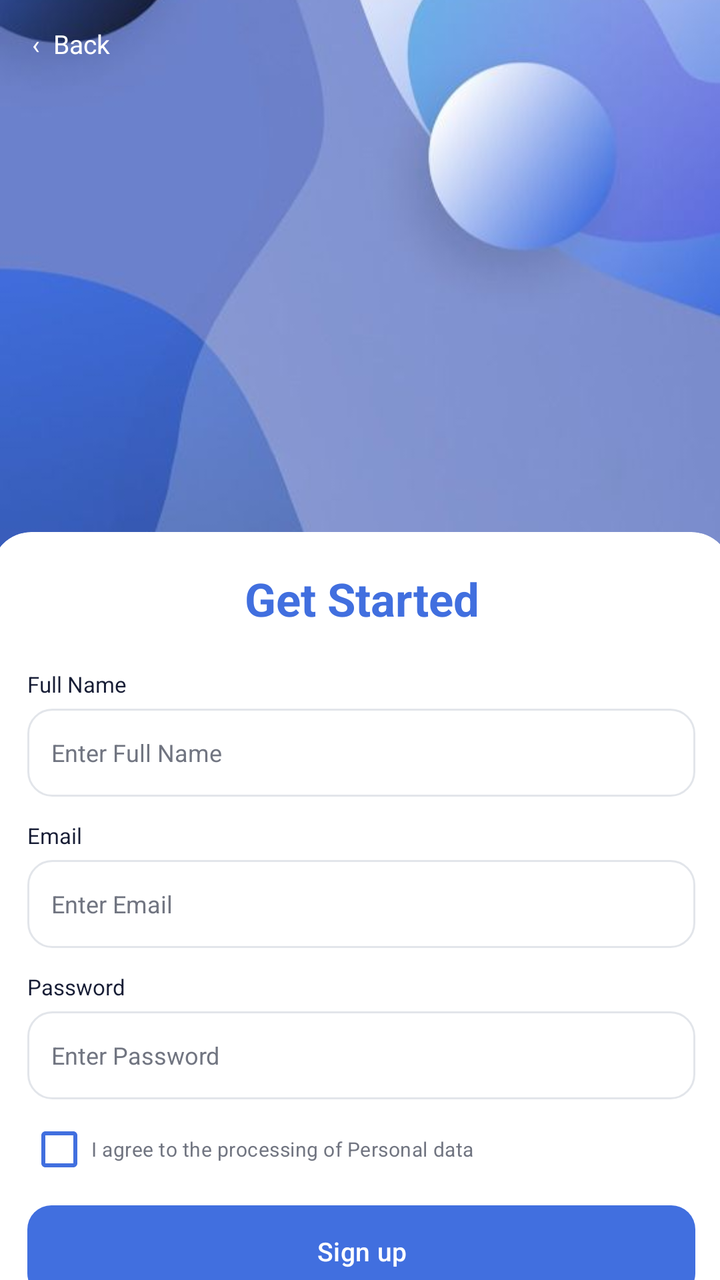
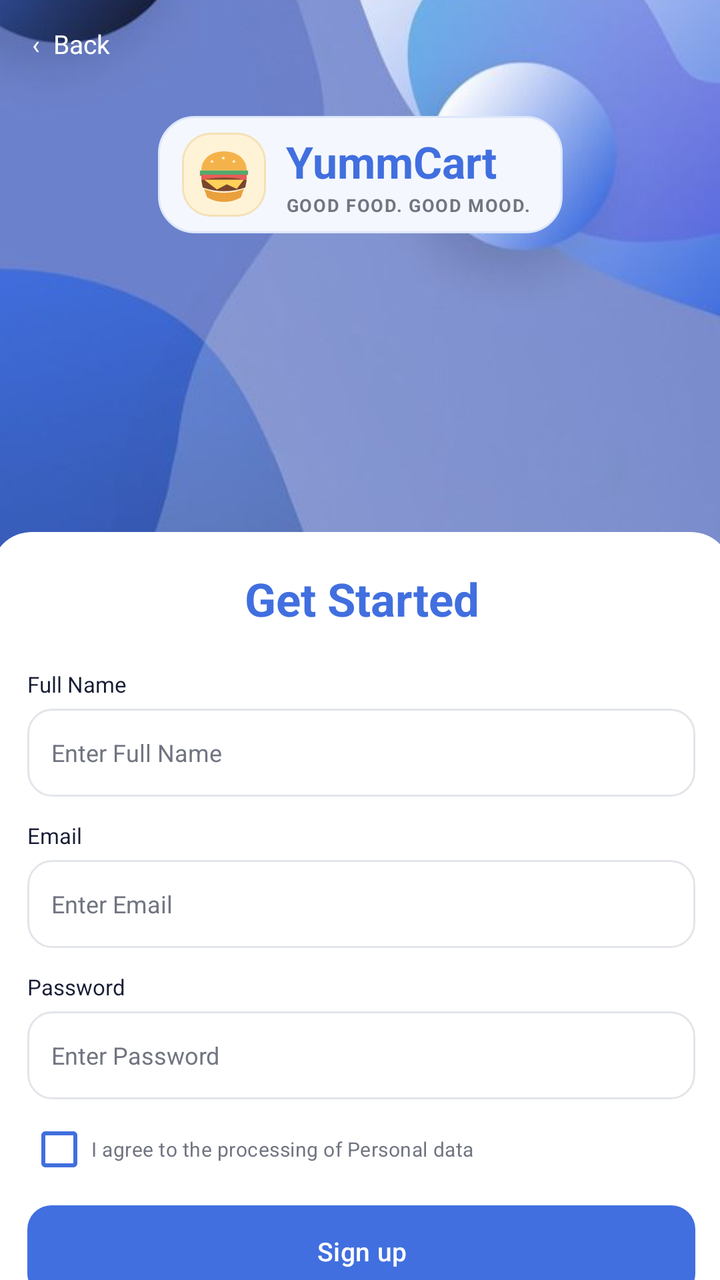

An Android layout rendered at two revisions. The XML below is the earlier revision; the diff shows what the commit changed to produce the second picture.
<!-- AndroidManifest.xml: application theme Theme.MyApplication -->
<!-- res/layout/activity_signup.xml -->
<?xml version="1.0" encoding="utf-8"?>
<RelativeLayout
    xmlns:android="http://schemas.android.com/apk/res/android"
    xmlns:app="http://schemas.android.com/apk/res-auto"
    android:layout_width="match_parent"
    android:layout_height="match_parent"
    android:background="@color/screen_background">

    <androidx.constraintlayout.widget.ConstraintLayout
        android:layout_width="match_parent"
        android:layout_height="match_parent"
        android:background="@drawable/bg_card"
        android:clipToOutline="true">

        
        <ImageView
            android:layout_width="0dp"
            android:layout_height="0dp"
            android:contentDescription="@null"
            android:scaleType="centerCrop"
            android:src="@drawable/auth_background"
            app:layout_constraintTop_toTopOf="parent"
            app:layout_constraintBottom_toBottomOf="parent"
            app:layout_constraintStart_toStartOf="parent"
            app:layout_constraintEnd_toEndOf="parent" />

        
        <TextView
            android:id="@+id/tvBack"
            android:layout_width="wrap_content"
            android:layout_height="44dp"
            android:gravity="center_vertical"
            android:paddingStart="16dp"
            android:paddingEnd="16dp"
            android:text="‹  Back"
            android:textColor="@color/white"
            android:textSize="13sp"
            app:layout_constraintTop_toTopOf="parent"
            app:layout_constraintStart_toStartOf="parent" />

        
        <ScrollView
            android:layout_width="370dp"

            android:layout_height="0dp"
            android:layout_marginTop="266dp"
            android:background="@drawable/rounded_scrollview_bg"
            android:clipToOutline="true"
            android:fillViewport="true"
            android:padding="18dp"
            android:scrollbars="none"

            app:layout_constraintEnd_toEndOf="parent"
            app:layout_constraintHeight_percent="0.74"
            app:layout_constraintHorizontal_bias="0.476"
            app:layout_constraintStart_toStartOf="parent"
            app:layout_constraintTop_toTopOf="parent">

            <LinearLayout
                android:layout_width="match_parent"
                android:layout_height="wrap_content"
                android:orientation="vertical">

                <TextView
                    android:layout_width="match_parent"
                    android:layout_height="wrap_content"
                    android:gravity="center"
                    android:text="Get Started"
                    android:textColor="@color/primary_blue"
                    android:textSize="23sp"
                    android:textStyle="bold" />

                
                <TextView
                    android:layout_width="wrap_content"
                    android:layout_height="wrap_content"
                    android:layout_marginTop="20dp"
                    android:text="Full Name"
                    android:textColor="@color/dark_text"
                    android:textSize="11sp" />

                <EditText
                    android:id="@+id/etName"
                    android:layout_width="match_parent"
                    android:layout_height="44dp"
                    android:textColorHint="@color/secondary_text"

                    android:layout_marginTop="5dp"
                    android:background="@drawable/bg_input"
                    android:hint="Enter Full Name"
                    android:inputType="textPersonName"
                    android:paddingStart="12dp"
                    android:paddingEnd="12dp"
                    android:textColor="@color/dark_text"
                    android:textSize="12sp" />

                
                <TextView
                    android:layout_width="wrap_content"
                    android:layout_height="wrap_content"
                    android:layout_marginTop="12dp"
                    android:text="Email"
                    android:textColor="@color/dark_text"
                    android:textSize="11sp" />

                <EditText
                    android:id="@+id/etEmail"
                    android:layout_width="match_parent"
                    android:layout_height="44dp"
                    android:layout_marginTop="5dp"
                    android:textColorHint="@color/secondary_text"
                    android:background="@drawable/bg_input"
                    android:hint="Enter Email"
                    android:inputType="textEmailAddress"
                    android:paddingStart="12dp"
                    android:paddingEnd="12dp"
                    android:textColor="@color/dark_text"
                    android:textSize="12sp" />

                
                <TextView
                    android:layout_width="wrap_content"
                    android:layout_height="wrap_content"
                    android:layout_marginTop="12dp"
                    android:text="Password"
                    android:textColor="@color/dark_text"
                    android:textSize="11sp" />

                <EditText
                    android:id="@+id/etPassword"
                    android:layout_width="match_parent"
                    android:layout_height="44dp"
                    android:layout_marginTop="5dp"
                    android:background="@drawable/bg_input"
                    android:textColorHint="@color/secondary_text"
                    android:hint="Enter Password"
                    android:inputType="textPassword"
                    android:paddingStart="12dp"
                    android:paddingEnd="12dp"
                    android:textColor="@color/dark_text"
                    android:textSize="12sp" />

                
                <CheckBox
                    android:id="@+id/cbAgree"
                    android:layout_width="match_parent"
                    android:layout_height="wrap_content"
                    android:layout_marginTop="7dp"
                    android:buttonTint="@color/primary_blue"
                    android:minHeight="36dp"
                    android:text="I agree to the processing of Personal data"
                    android:textColor="@color/secondary_text"
                    android:textSize="10sp" />

                
                <Button
                    android:id="@+id/btnCreateAccount"
                    android:layout_width="match_parent"
                    android:layout_height="46dp"
                    android:layout_marginTop="10dp"
                    android:background="@drawable/bg_button"
                    android:backgroundTint="@color/primary_blue"
                    android:insetTop="0dp"
                    android:insetBottom="0dp"
                    android:text="Sign up"
                    android:textAllCaps="false"
                    android:textColor="@color/white"
                    android:textSize="13sp" />

                
                <TextView
                    android:id="@+id/tvGoToSignIn"
                    android:layout_width="match_parent"
                    android:layout_height="wrap_content"
                    android:layout_marginTop="22dp"
                    android:gravity="center"
                    android:text="Already have an account? Sign in"
                    android:textColor="@color/secondary_text"
                    android:textSize="11sp" />

            </LinearLayout>

        </ScrollView>

    </androidx.constraintlayout.widget.ConstraintLayout>

</RelativeLayout>
<!-- resources referenced by this layout -->
<resources>
  <color name="dark_text">#171D35</color>
  <color name="primary_blue">#416FDF</color>
  <color name="screen_background">#F4F7FD</color>
  <color name="secondary_text">#717581</color>
  <color name="white">#FFFFFF</color>
  <!-- drawable auth_background: jpeg bitmap (drawable, 22166 bytes) -->
  <!-- drawable bg_button (drawable) -->
  <?xml version="1.0" encoding="utf-8"?>
  <shape xmlns:android="http://schemas.android.com/apk/res/android">
      <solid android:color="@color/primary_blue" />
      <corners android:radius="12dp" />
  </shape>
  <!-- drawable bg_card (drawable) -->
  <?xml version="1.0" encoding="utf-8"?>
  <shape xmlns:android="http://schemas.android.com/apk/res/android">
      <solid android:color="@color/white" />
  </shape>
  <!-- drawable bg_input (drawable) -->
  <?xml version="1.0" encoding="utf-8"?>
  <shape xmlns:android="http://schemas.android.com/apk/res/android">
      <solid android:color="@color/white" />
      <stroke
          android:width="1dp"
          android:color="@color/border_color" />
      <corners android:radius="12dp" />
  </shape>
  <!-- drawable rounded_scrollview_bg (drawable) -->
  <?xml version="1.0" encoding="utf-8"?>
  <shape xmlns:android="http://schemas.android.com/apk/res/android">
      <corners android:radius="20dp"/>
      <solid android:color="@color/white" />
  
  </shape>
  <style name="Theme.MyApplication" parent="Base.Theme.MyApplication" />
  <color name="border_color">#E2E5EA</color>
  <style name="Base.Theme.MyApplication" parent="Theme.Material3.Light.NoActionBar">
  
          <item name="colorPrimary">#416FDF</item>
          <item name="colorSecondary">#416FDF</item>
          <item name="colorTertiary">#416FDF</item>
          <item name="android:windowLightStatusBar">true</item>
  
      </style>
</resources>

<!-- the commit's change to res/layout/activity_signup.xml (unified diff, before → after) -->
@@ -23,6 +23,15 @@
             app:layout_constraintBottom_toBottomOf="parent"
             app:layout_constraintStart_toStartOf="parent"
             app:layout_constraintEnd_toEndOf="parent" />
+    <include
+        android:id="@+id/yummCartBrandHeader"
+        layout="@layout/view_yummcart_brand"
+        android:layout_width="wrap_content"
+        android:layout_height="wrap_content"
+        android:layout_marginTop="58dp"
+        app:layout_constraintTop_toTopOf="parent"
+        app:layout_constraintStart_toStartOf="parent"
+        app:layout_constraintEnd_toEndOf="parent" />
 
         
         <TextView
@@ -185,3 +194,53 @@
     </androidx.constraintlayout.widget.ConstraintLayout>
 
 </RelativeLayout>
+<!-- res/layout/view_yummcart_brand.xml (included above) -->
+<?xml version="1.0" encoding="utf-8"?>
+<LinearLayout xmlns:android="http://schemas.android.com/apk/res/android"
+    android:id="@+id/yummCartBrandRoot"
+    android:layout_width="wrap_content"
+    android:layout_height="wrap_content"
+    android:background="@drawable/bg_brand_header"
+    android:gravity="center_vertical"
+    android:orientation="horizontal"
+    android:paddingStart="12dp"
+    android:paddingTop="8dp"
+    android:paddingEnd="16dp"
+    android:paddingBottom="8dp">
+
+    <ImageView
+        android:id="@+id/ivYummCartBrandIcon"
+        android:layout_width="42dp"
+        android:layout_height="42dp"
+        android:background="@drawable/bg_food_badge"
+        android:contentDescription="@string/p4_brand_icon_description"
+        android:padding="4dp"
+        android:scaleType="fitCenter"
+        android:src="@drawable/ic_yummcart_food" />
+
+    <LinearLayout
+        android:layout_width="wrap_content"
+        android:layout_height="wrap_content"
+        android:layout_marginStart="10dp"
+        android:orientation="vertical">
+
+        <TextView
+            android:layout_width="wrap_content"
+            android:layout_height="wrap_content"
+            android:text="@string/p4_app_title"
+            android:textColor="@color/primary_blue"
+            android:textSize="22sp"
+            android:textStyle="bold" />
+
+        <TextView
+            android:layout_width="wrap_content"
+            android:layout_height="wrap_content"
+            android:layout_marginTop="1dp"
+            android:letterSpacing="0.06"
+            android:text="@string/p4_brand_tagline"
+            android:textColor="@color/secondary_text"
+            android:textSize="9sp"
+            android:textStyle="bold" />
+    </LinearLayout>
+
+</LinearLayout>
<!-- resource entries referenced after the edit -->
@@ -6,6 +6,13 @@
   <color name="secondary_text">#717581</color>
   <color name="white">#FFFFFF</color>
   <!-- drawable auth_background: jpeg bitmap (drawable, 22166 bytes) -->
+  <!-- drawable bg_brand_header (drawable) -->
+  <?xml version="1.0" encoding="utf-8"?>
+  <shape xmlns:android="http://schemas.android.com/apk/res/android" android:shape="rectangle">
+      <solid android:color="#F4F7FD" />
+      <corners android:radius="18dp" />
+      <stroke android:width="1dp" android:color="#DDE7FA" />
+  </shape>
   <!-- drawable bg_button (drawable) -->
   <?xml version="1.0" encoding="utf-8"?>
   <shape xmlns:android="http://schemas.android.com/apk/res/android">
@@ -17,6 +24,13 @@
   <shape xmlns:android="http://schemas.android.com/apk/res/android">
       <solid android:color="@color/white" />
   </shape>
+  <!-- drawable bg_food_badge (drawable) -->
+  <?xml version="1.0" encoding="utf-8"?>
+  <shape xmlns:android="http://schemas.android.com/apk/res/android" android:shape="rectangle">
+      <solid android:color="#FFF3D7" />
+      <corners android:radius="14dp" />
+      <stroke android:width="1dp" android:color="#F4E1B6" />
+  </shape>
   <!-- drawable bg_input (drawable) -->
   <?xml version="1.0" encoding="utf-8"?>
   <shape xmlns:android="http://schemas.android.com/apk/res/android">
@@ -26,6 +40,20 @@
           android:color="@color/border_color" />
       <corners android:radius="12dp" />
   </shape>
+  <!-- drawable ic_yummcart_food (drawable) -->
+  <vector xmlns:android="http://schemas.android.com/apk/res/android"
+      android:width="48dp"
+      android:height="48dp"
+      android:viewportWidth="48"
+      android:viewportHeight="48">
+      <path android:fillColor="#F4B34A" android:pathData="M8,21 C8,12.8 14.8,7.5 24,7.5 C33.2,7.5 40,12.8 40,21 Z" />
+      <path android:fillColor="#FFF3CD" android:pathData="M15,14 C15.8,13.5 16.7,14.2 16.4,15 C16.1,15.8 14.9,15.8 14.6,15 C14.4,14.6 14.6,14.2 15,14 Z M23,11.5 C23.8,11.1 24.7,11.8 24.4,12.6 C24.1,13.4 22.9,13.4 22.6,12.6 C22.4,12.2 22.6,11.8 23,11.5 Z M30.5,14 C31.3,13.5 32.2,14.2 31.9,15 C31.6,15.8 30.4,15.8 30.1,15 C29.9,14.6 30.1,14.2 30.5,14 Z" />
+      <path android:fillColor="#53A96C" android:pathData="M7,21 L41,21 L41,24 L36,26 L31,24 L26,26 L21,24 L16,26 L11,24 L7,25 Z" />
+      <path android:fillColor="#E85B58" android:pathData="M8,24 L40,24 L40,28 L8,28 Z" />
+      <path android:fillColor="#79452C" android:pathData="M8,28 C17,25.5 31,25.5 40,28 L39,33 C29,36.5 19,36.5 9,33 Z" />
+      <path android:fillColor="#FFD05A" android:pathData="M10,27.5 L38,27.5 L33,34 L26,30.8 L19,34.5 Z" />
+      <path android:fillColor="#EAA03C" android:pathData="M10,34 C18,37.7 30,37.7 38,34 L36,40 C28.5,44.3 19.5,44.3 12,40 Z" />
+  </vector>
   <!-- drawable rounded_scrollview_bg (drawable) -->
   <?xml version="1.0" encoding="utf-8"?>
   <shape xmlns:android="http://schemas.android.com/apk/res/android">
@@ -33,6 +61,9 @@
       <solid android:color="@color/white" />
   
   </shape>
+  <string name="p4_app_title">YummCart</string>
+  <string name="p4_brand_icon_description">YummCart burger logo</string>
+  <string name="p4_brand_tagline">GOOD FOOD. GOOD MOOD.</string>
   <style name="Theme.MyApplication" parent="Base.Theme.MyApplication" />
   <color name="border_color">#E2E5EA</color>
   <style name="Base.Theme.MyApplication" parent="Theme.Material3.Light.NoActionBar">
